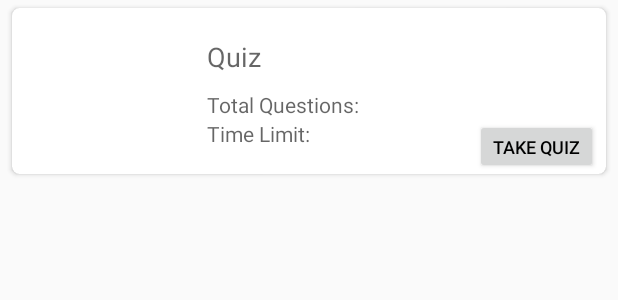
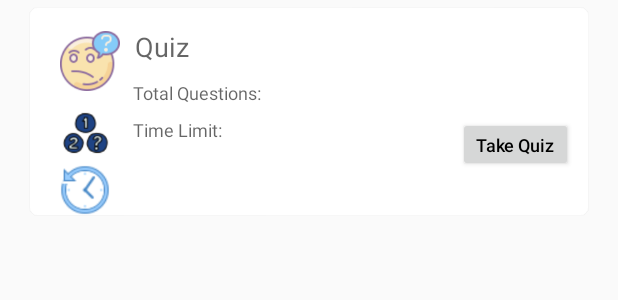
Before and after one commit to zahidyew/aquatic-animals, an Android app: the layout cardview_quiz.xml on its own in the app's theme, with its tools: preview values and no code run, on a phone screen of 412 x 824 dp. Shown: the top 300 px of the screen. Run offline under Robolectric (Android 15) with nearby library versions, the phone set to English and light mode, and no system bars; network calls fail.

Commit message:
updated quiz page

```diff
--- a/app/src/main/java/com/example/aquaticanimals/quiz/QuizAdapter.java
+++ b/app/src/main/java/com/example/aquaticanimals/quiz/QuizAdapter.java
@@ -46,31 +46,32 @@ public class QuizAdapter extends RecyclerView.Adapter<QuizAdapter.MyViewHolder>
     @Override
     public void onBindViewHolder(final MyViewHolder holder, int position) {
         final Quiz quiz = quizList.get(position);
-        String imageURL;
 
+        holder.quizName.setText(quiz.getQuizName());
+        holder.numOfQues.setText(quiz.getNumOfQues() + " questions");
+        holder.timeLimit.setText(quiz.getTimeLimit() + " minutes");
+
+        // set clickListener for the button & pass the quiz's id,name,etc to the next page
+        holder.takeQuizBtn.setOnClickListener(v -> {
+            promptForUsername(quiz.getQuizId(), quiz.getQuizName(), quiz.getNumOfQues(), quiz.getTimeLimit()).show();
+        });
+
+        /*String imageURL;
         if(position % 3 == 0) {
             imageURL = "https://source.unsplash.com/3Xd5j9-drDA";
         } else if(position % 2 == 0) {
             imageURL = "https://source.unsplash.com/Me7ySkVmWcw";
         } else {
             imageURL = "https://source.unsplash.com/pCMsbkittX8";
-        }
-
-        holder.quizName.setText(quiz.getQuizName());
-        holder.numOfQues.setText(quiz.getNumOfQues() + " questions");
-        holder.timeLimit.setText(quiz.getTimeLimit() + " minutes");
+        }*/
+        //holder.numOfQues.setText("Question\t\t: " + quiz.getNumOfQues() + " questions");
+        ///holder.timeLimit.setText("Time\t\t\t\t\t: " + quiz.getTimeLimit() + " minutes");
         //holder.date.setText(quiz.getDate());
-
-        Glide.with(mContext)
+        /*Glide.with(mContext)
                 .load(imageURL)
                 .centerCrop()
                 .circleCrop()
-                .into(holder.image);
-
-        // set clickListener for the button & pass the quiz's id,name,etc to the next page
-        holder.takeQuizBtn.setOnClickListener(v -> {
-            promptForUsername(quiz.getQuizId(), quiz.getQuizName(), quiz.getNumOfQues(), quiz.getTimeLimit()).show();
-        });
+                .into(holder.image);*/
     }
 
     @Override
@@ -79,7 +80,6 @@ public class QuizAdapter extends RecyclerView.Adapter<QuizAdapter.MyViewHolder>
     }
 
     public class MyViewHolder extends RecyclerView.ViewHolder {
-        // public CardView cardView;
         public ImageView image;
         public TextView quizName, numOfQues, timeLimit, date;
         public Button takeQuizBtn;
@@ -92,7 +92,6 @@ public class QuizAdapter extends RecyclerView.Adapter<QuizAdapter.MyViewHolder>
             numOfQues = view.findViewById(R.id.numOfQues);
             timeLimit = view.findViewById(R.id.timeLimit);
             takeQuizBtn = view.findViewById(R.id.takeQuizBtn);
-            //date = view.findViewById(R.id.date);
         }
     }
 
@@ -126,7 +125,6 @@ public class QuizAdapter extends RecyclerView.Adapter<QuizAdapter.MyViewHolder>
                         // nothing here. Clicking Cancel make Dialog Box disappear.
                     }
                 });
-
         return builder.create();
     }
 }
--- a/app/src/main/java/com/example/aquaticanimals/quiz/QuizPage.java
+++ b/app/src/main/java/com/example/aquaticanimals/quiz/QuizPage.java
@@ -35,10 +35,7 @@ public class QuizPage extends AppCompatActivity {
     protected void onCreate(Bundle savedInstanceState) {
         super.onCreate(savedInstanceState);
         setContentView(R.layout.activity_quiz_page);
-
-        // lock the screen to be in portrait orientation
         setRequestedOrientation(ActivityInfo.SCREEN_ORIENTATION_PORTRAIT);
-
         getSupportActionBar().setTitle("Quiz");
 
         recyclerView = findViewById(R.id.recycler_view);
@@ -55,6 +52,7 @@ public class QuizPage extends AppCompatActivity {
         getQuizzes();
     }
 
+    // get quiz from the REST API
     private void getQuizzes() {
         // Formulate the request and handle the response.
         JsonArrayRequest jsonArrayRequest = new JsonArrayRequest(Apis.GET_LIST_QUIZ, response -> {
--- a/app/src/main/res/layout/cardview_quiz.xml
+++ b/app/src/main/res/layout/cardview_quiz.xml
@@ -12,8 +12,8 @@
         android:layout_height="wrap_content"
         android:layout_gravity="center"
         android:layout_marginTop="5dp"
-        android:layout_marginLeft="8dp"
-        android:layout_marginRight="8dp"
+        android:layout_marginLeft="20dp"
+        android:layout_marginRight="20dp"
         android:layout_marginBottom="5dp"
         card_view:cardCornerRadius="5dp"
         app:cardBackgroundColor="@android:color/white"
@@ -28,54 +28,68 @@
 
             <ImageView
                 android:id="@+id/image"
-                android:layout_width="100dp"
-                android:layout_height="100dp"
-                android:layout_marginTop="5dp"
+                android:layout_width="60px"
+                android:layout_height="60px"
+                android:background="?attr/selectableItemBackgroundBorderless"
+                android:layout_marginTop="15dp"
                 android:layout_marginBottom="5dp"
-                android:background="?attr/selectableItemBackgroundBorderless"
-                android:layout_marginLeft="10dp"
-                android:layout_marginRight="20dp"/>
+                android:layout_marginStart="20dp"
+                android:layout_marginEnd="10dp"
+                app:srcCompat="@drawable/quiz2"/>
 
             <TextView
                 android:id="@+id/quizName"
                 android:layout_width="match_parent"
                 android:layout_height="wrap_content"
                 android:layout_toEndOf="@+id/image"
-                android:paddingTop="20dp"
+                android:layout_marginTop="13dp"
                 android:paddingBottom="10dp"
                 android:textSize="18dp"
                 android:hint="Quiz"
                 android:textColor="#000000" />
 
+            <ImageView
+                android:id="@+id/image2"
+                android:layout_width="50px"
+                android:layout_height="50px"
+                android:background="?attr/selectableItemBackgroundBorderless"
+                android:layout_below="@+id/image"
+                android:layout_marginTop="5dp"
+                android:layout_marginStart="20dp"
+                android:layout_marginEnd="15dp"
+                app:srcCompat="@drawable/numbers"/>
+
             <TextView
                 android:id="@+id/numOfQues"
                 android:layout_width="match_parent"
                 android:layout_height="wrap_content"
-                android:layout_toEndOf="@+id/image"
+                android:layout_toEndOf="@+id/image2"
                 android:layout_below="@+id/quizName"
                 android:hint="Total Questions:"
-                android:textColor="#000000" />
+                android:textColor="#000000"
+                android:layout_marginBottom="8dp"
+                android:textSize="12dp"/>
+
+            <ImageView
+                android:id="@+id/image3"
+                android:layout_width="50px"
+                android:layout_height="50px"
+                android:background="?attr/selectableItemBackgroundBorderless"
+                android:layout_below="@+id/image2"
+                android:layout_marginTop="5dp"
+                android:layout_marginStart="20dp"
+                android:layout_marginEnd="15dp"
+                app:srcCompat="@drawable/time"/>
 
             <TextView
                 android:id="@+id/timeLimit"
                 android:layout_width="match_parent"
                 android:layout_height="wrap_content"
-                android:layout_toEndOf="@+id/image"
+                android:layout_toEndOf="@+id/image3"
                 android:layout_below="@+id/numOfQues"
                 android:hint="Time Limit:"
-                android:textColor="#000000" />
-
-            <!--<TextView
-                android:id="@+id/date"
-                android:layout_width="match_parent"
-                android:layout_height="wrap_content"
-                android:layout_toEndOf="@+id/image"
-                android:layout_below="@+id/timeLimit"
-                android:paddingLeft="10dp"
-                android:paddingRight="10dp"
-                android:hint="Date: "
-                android:textColor="#000000" />-->
-                <!--android:layout_alignBottom="@+id/navigateButton"-->
+                android:textColor="#000000"
+                android:textSize="12dp"/>
 
             <Button
                 android:id="@+id/takeQuizBtn"
@@ -85,10 +99,12 @@
                 android:text="Take Quiz"
                 android:textColor="#000000"
                 android:layout_alignParentEnd="true"
-                android:layout_marginRight="5dp"
+                android:layout_marginRight="10dp"
+                android:layout_marginBottom="5dp"
                 android:minHeight="0dp"
                 android:minWidth="0dp"
-                android:textSize="12dp"/>
+                android:textSize="12dp"
+                android:textAllCaps="false" />
 
         </RelativeLayout>
     </androidx.cardview.widget.CardView>
```
Also changed, not shown: app/src/main/res/drawable/numbers.png (added), app/src/main/res/drawable/quiz2.png (added), app/src/main/res/drawable/time.png (added).
